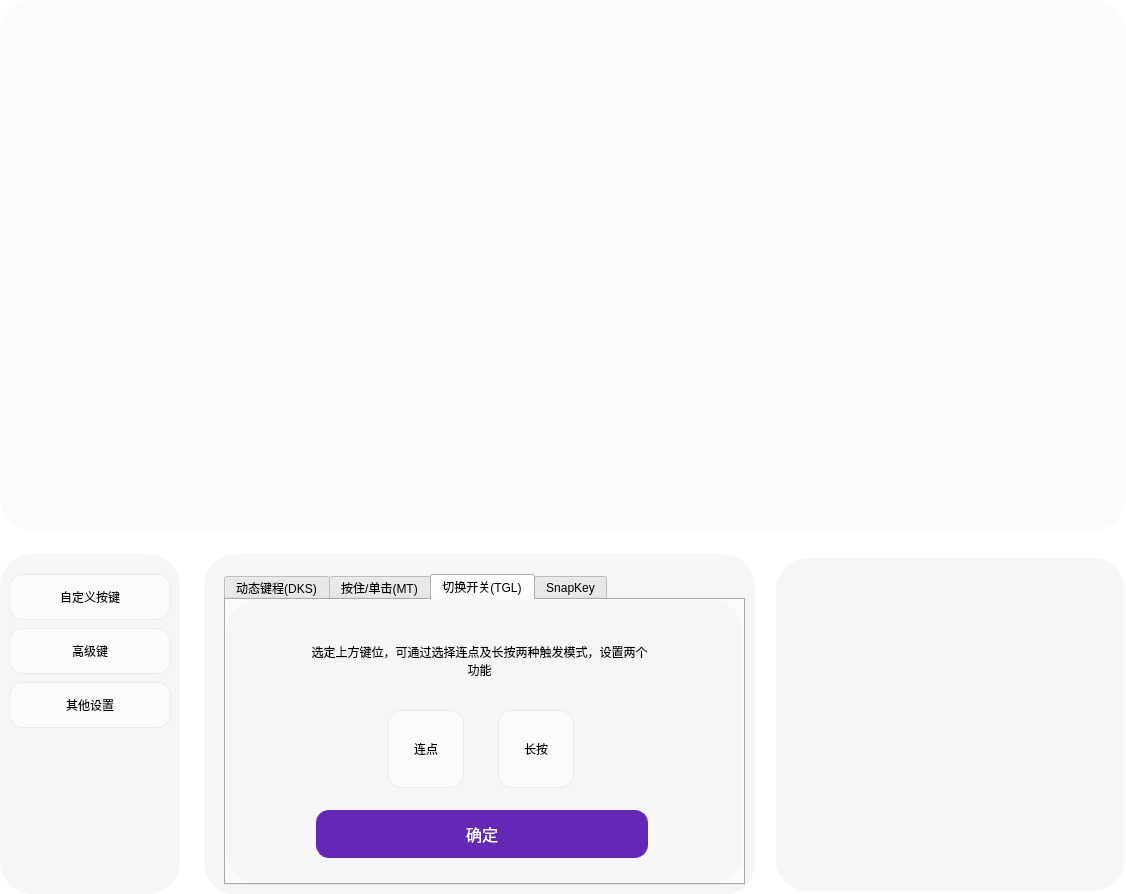
wlffeng2008/AkkoStudio, file FrameKeySetting.ui: the form before one commit.
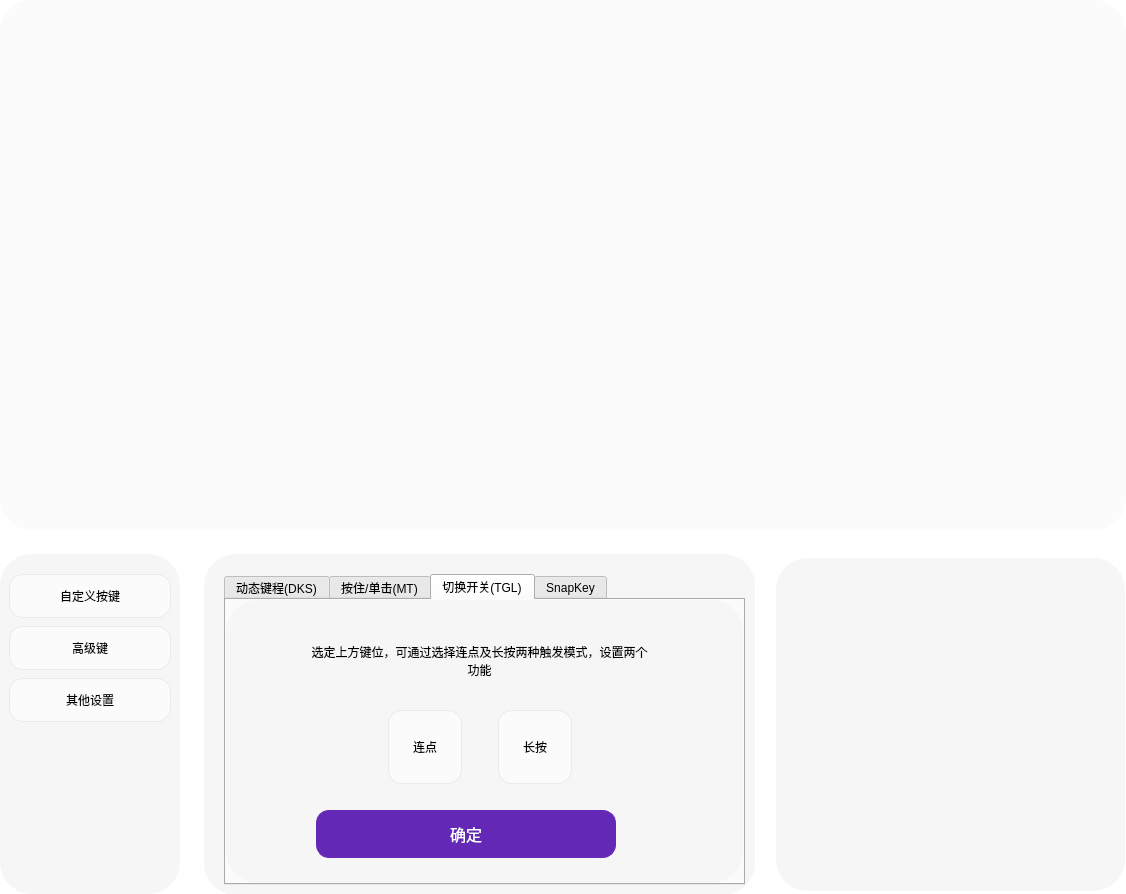
The form after the commit. The open tabs and pages were chosen to show the change. Icons and pictures are not drawn. Custom widgets are drawn as their Qt base class.

Patch:
```diff
--- a/FrameKeySetting.ui
+++ b/FrameKeySetting.ui
@@ -17,14 +17,13 @@
    <string notr="true">#FrameKeySetting{background-color: white;}
 QPushButton {
             border: 1px solid #EAEAEA;
-            border-radius: 14px;
-            padding: 1px 1px;
+border-radius:14px;
             color: black;
             outline: none;
             background-color: #FBFBFB;
-                min-width:42px;
-                max-width:542px;
-                min-height:42px;
+                        max-width:442px;
+                        min-height:42px;
+                        min-width:42px;
  }
 
 QPushButton:hover { background-color: #EAEAEA; border: 1px solid #EAEAEA;}
@@ -1491,14 +1490,14 @@
                  <rect>
                   <x>90</x>
                   <y>210</y>
-                  <width>332</width>
+                  <width>300</width>
                   <height>48</height>
                  </rect>
                 </property>
                 <property name="minimumSize">
                  <size>
-                  <width>46</width>
-                  <height>46</height>
+                  <width>44</width>
+                  <height>44</height>
                  </size>
                 </property>
                 <property name="font">
@@ -1524,10 +1523,16 @@
                  <rect>
                   <x>162</x>
                   <y>110</y>
-                  <width>76</width>
-                  <height>78</height>
+                  <width>74</width>
+                  <height>74</height>
                  </rect>
                 </property>
+                <property name="minimumSize">
+                 <size>
+                  <width>74</width>
+                  <height>74</height>
+                 </size>
+                </property>
                 <property name="styleSheet">
                  <string notr="true">width:72px; height:72px;</string>
                 </property>
@@ -1546,10 +1551,16 @@
                  <rect>
                   <x>272</x>
                   <y>110</y>
-                  <width>76</width>
-                  <height>78</height>
+                  <width>74</width>
+                  <height>74</height>
                  </rect>
                 </property>
+                <property name="minimumSize">
+                 <size>
+                  <width>74</width>
+                  <height>74</height>
+                 </size>
+                </property>
                 <property name="styleSheet">
                  <string notr="true">width:72px; height:72px;</string>
                 </property>
```
Left out of the diff: 134 changed lines with no effect on the pictures.
